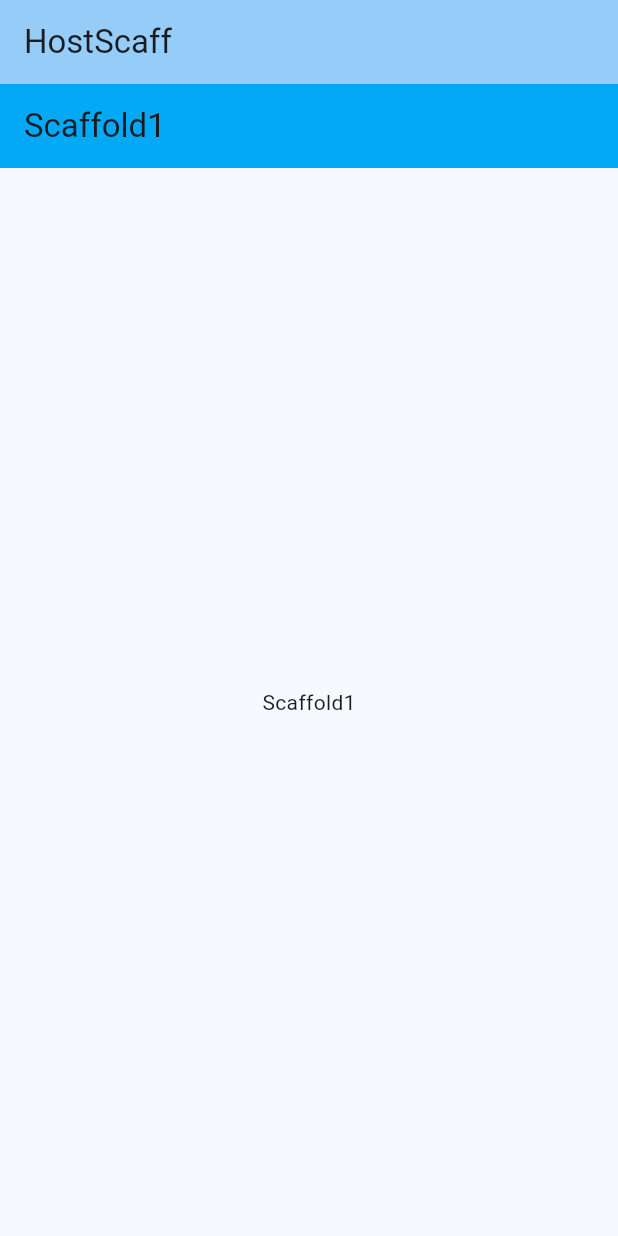
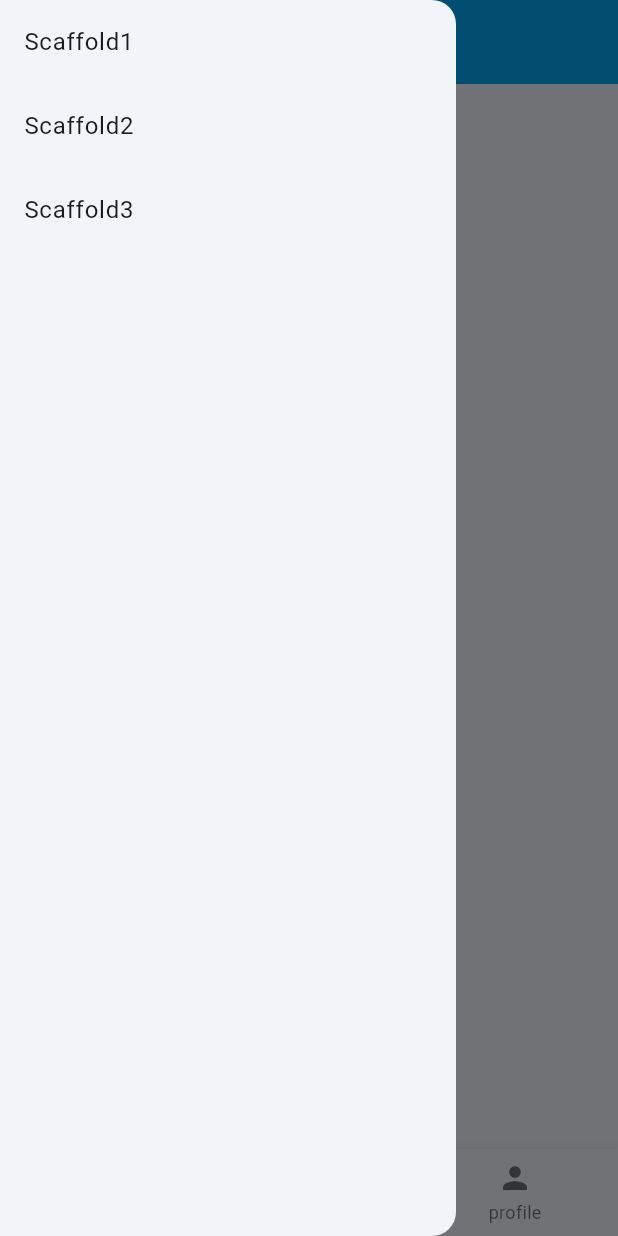
Before and after one commit to sterfuny/paoium, a Flutter app: the screen it shows after launch, with the side drawer open (before the commit the screen has no drawer), on a phone screen of 412 x 824 dp. Run offline on Flutter 3.47's test engine with Material 3 defaults, Android fonts, the light colour scheme and no system bars.

Commit message:
:sparkles: hostscreen add Navigator switch 3 screen :recycle: hostscaff move Navigators/hostscreen

```diff
--- /dev/null
+++ b/lib/Navigators/hostscreen.dart
@@ -0,0 +1,62 @@
+import 'package:flutter/material.dart';
+
+// 导入页面
+import '/screens/continue.dart';
+import '/screens/profile.dart';
+import '/screens/router.dart';
+
+class HostScreen extends StatefulWidget {
+  const HostScreen({super.key});
+
+  @override
+  State<HostScreen> createState() => _HostScreenState();
+}
+
+class _HostScreenState extends State<HostScreen> {
+  int _selectedIndex = 0;
+
+  // 定义页面列表
+  static final List<Widget> _screens = <Widget>[
+    ContinueScreen(),
+    RouterScreen(),
+    ProfileScreen(),
+  ];
+
+  void _onItemTapped(int index) {
+    setState(() {
+      _selectedIndex = index;
+    });
+  }
+
+  @override
+  Widget build(BuildContext context) {
+    return Scaffold(
+      appBar: null,
+      body: _screens[_selectedIndex],
+      bottomNavigationBar: BottomNavigationBar(
+        items: const <BottomNavigationBarItem>[
+          BottomNavigationBarItem(icon: Icon(Icons.explore), label: 'explore'),
+          BottomNavigationBarItem(icon: Icon(Icons.route), label: 'routes'),
+          BottomNavigationBarItem(icon: Icon(Icons.person), label: 'profile'),
+        ],
+        currentIndex: _selectedIndex,
+        onTap: _onItemTapped,
+      ),
+      drawer: Drawer(
+        child: ListView.builder(
+          itemCount: widgetline.length,
+          itemBuilder: (context, index) {
+            return ListTile(
+              title: Text("Scaffold${index + 1}"),
+              onTap: () {
+                Navigator.of(context).push(
+                  MaterialPageRoute(builder: (context) => widgetline[index]),
+                );
+              },
+            );
+          },
+        ),
+      ),
+    );
+  }
+}
--- a/lib/main.dart
+++ b/lib/main.dart
@@ -1,27 +1,9 @@
 import 'package:flutter/material.dart';
-import './gesture/scale.dart';
+import 'Navigators/hostscreen.dart';
 
 void main() {
   runApp(const MainApp());
 }
-
-final List<Widget> widgetline = [
-  Scaffold(
-    appBar: AppBar(backgroundColor: Colors.lightBlue, title: Text("Scaffold1")),
-    body: Center(child: Text("Scaffold1")),
-  ),
-  Scaffold(
-    appBar: AppBar(
-      backgroundColor: Colors.lightGreen,
-      title: Text("Scaffold2"),
-    ),
-    body: Center(child: Text("Scaffold2")),
-  ),
-  Scaffold(
-    appBar: AppBar(backgroundColor: Colors.amber, title: Text("Scaffold3")),
-    body: Center(child: Text("Scaffold3")),
-  ),
-];
 
 class MainApp extends StatelessWidget {
   const MainApp({super.key});
@@ -33,23 +15,7 @@ class MainApp extends StatelessWidget {
       theme: ThemeData(
         colorScheme: ColorScheme.fromSeed(seedColor: Colors.lightBlue),
       ),
-      home: HostScaff(),
+      home: HostScreen(),
     );
   }
 }
-
-class HostScaff extends StatelessWidget {
-  const HostScaff({super.key});
-
-  @override
-  Widget build(BuildContext context) {
-    return Scaffold(
-      appBar: AppBar(
-        backgroundColor: Theme.of(context).colorScheme.inversePrimary,
-        title: Text("HostScaff"),
-      ),
-
-      body: ScaleGesturelayout(ctrlLine: widgetline),
-    );
-  }
-}
--- /dev/null
+++ b/lib/screens/continue.dart
@@ -0,0 +1,29 @@
+import 'package:flutter/material.dart';
+import '/gesture/scale.dart';
+
+final List<Widget> widgetline = [
+  Scaffold(
+    appBar: AppBar(backgroundColor: Colors.lightBlue, title: Text("Scaffold1")),
+    body: Center(child: Text("Scaffold1")),
+  ),
+  Scaffold(
+    appBar: AppBar(
+      backgroundColor: Colors.lightGreen,
+      title: Text("Scaffold2"),
+    ),
+    body: Center(child: Text("Scaffold2")),
+  ),
+  Scaffold(
+    appBar: AppBar(backgroundColor: Colors.amber, title: Text("Scaffold3")),
+    body: Center(child: Text("Scaffold3")),
+  ),
+];
+
+class ContinueScreen extends StatelessWidget {
+  const ContinueScreen({super.key});
+
+  @override
+  Widget build(BuildContext context) {
+    return ScaleGesturelayout(ctrlLine: widgetline);
+  }
+}
--- /dev/null
+++ b/lib/screens/profile.dart
@@ -0,0 +1,13 @@
+import 'package:flutter/material.dart';
+
+class ProfileScreen extends StatelessWidget {
+  const ProfileScreen({super.key});
+
+  @override
+  Widget build(BuildContext context) {
+    return Scaffold(
+      appBar: AppBar(title: Text('Profile')),
+      body: Center(child: Text('Profile Screen')),
+    );
+  }
+}
```
Also changed, not shown: lib/screens/router.dart (added, +13 -0 lines), lib/screens/setting.dart (added, +13 -0 lines).
